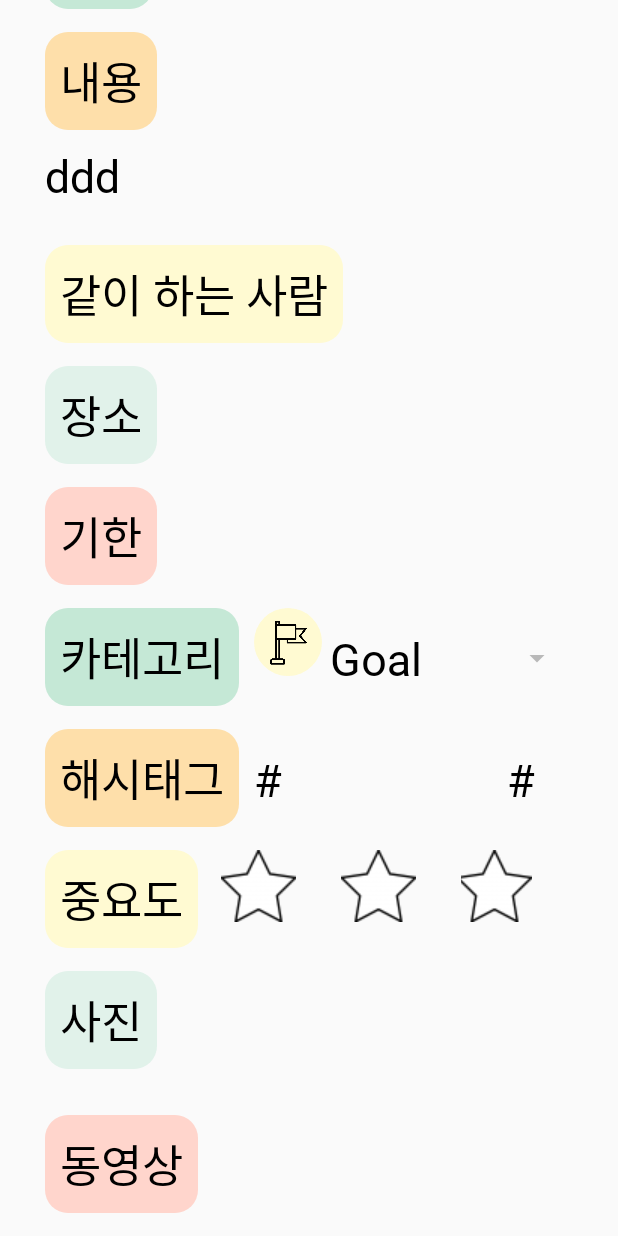
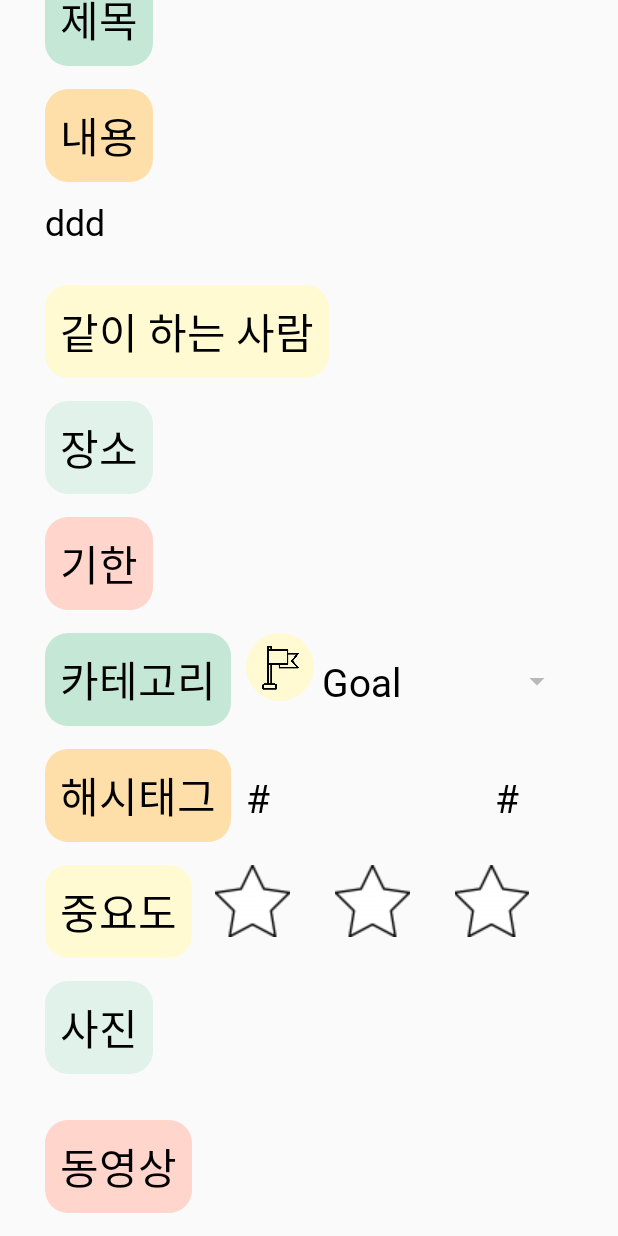
Before and after one commit to HyeranShin/MyBucket, an Android app: the DetailActivity screen opened directly, with no data from a screen before it, on a phone screen of 412 x 824 dp. Run offline under Robolectric (Android 15) with nearby library versions, the phone set to English and light mode, and no system bars; our stand-ins replace CircleImageView; libraries missing offline, so code that uses them is left out: io.realm; pictures from the network do not load; 19 statements that could not run were skipped.

Commit message:
textsize 수정

```diff
--- a/MyBucket/app/src/main/res/layout/activity_detail.xml
+++ b/MyBucket/app/src/main/res/layout/activity_detail.xml
@@ -58,7 +58,7 @@
                     android:layout_height="wrap_content"
                     android:id="@+id/DetailTItleEdit"
                     android:paddingLeft="10dp"
-                    android:textSize="16sp"/>
+                    android:textSize="24sp"/>
             </ViewSwitcher>
         </LinearLayout>
 
@@ -78,7 +78,7 @@
                 android:paddingBottom="10dp"
                 android:paddingLeft="10dp"
                 android:paddingRight="10dp"
-                android:textSize="30sp"
+                android:textSize="28sp"
                 android:fontFamily="@font/nanumsquare_bold"
                 android:textColor="#000000"/>
 
@@ -92,7 +92,7 @@
                     android:id="@+id/DetailContent"
                     android:paddingTop="10dp"
                     android:text="ddd"
-                    android:textSize="30sp"
+                    android:textSize="24sp"
                     android:fontFamily="@font/nanumsquare_regular"
                     android:textColor="#000000"/>
                 <EditText
@@ -104,7 +104,7 @@
                     android:lines="5"
                     android:minLines="1"
                     android:maxLines="8"
-                    android:textSize="30sp"/>
+                    android:textSize="24sp"/>
             </ViewSwitcher>
         </LinearLayout>
 
@@ -124,7 +124,7 @@
                 android:paddingBottom="10dp"
                 android:paddingLeft="10dp"
                 android:paddingRight="10dp"
-                android:textSize="30sp"
+                android:textSize="28sp"
                 android:fontFamily="@font/nanumsquare_bold"
                 android:textColor="#000000"/>
 
@@ -137,7 +137,7 @@
                     android:layout_height="wrap_content"
                     android:id="@+id/DetailPerson"
                     android:paddingLeft="10dp"
-                    android:textSize="30sp"
+                    android:textSize="24sp"
                     android:fontFamily="@font/nanumsquare_regular"
                     android:textColor="#000000"/>
                 <EditText
@@ -145,7 +145,7 @@
                     android:layout_height="wrap_content"
                     android:id="@+id/DetailPersonEdit"
                     android:paddingLeft="10dp"
-                    android:textSize="30sp"/>
+                    android:textSize="24sp"/>
             </ViewSwitcher>
         </LinearLayout>
 
@@ -165,7 +165,7 @@
                 android:paddingBottom="10dp"
                 android:paddingLeft="10dp"
                 android:paddingRight="10dp"
-                android:textSize="30sp"
+                android:textSize="28sp"
                 android:fontFamily="@font/nanumsquare_bold"
                 android:textColor="#000000"/>
 
@@ -178,7 +178,7 @@
                     android:layout_height="wrap_content"
                     android:id="@+id/DetailPlace"
                     android:paddingLeft="10dp"
-                    android:textSize="30sp"
+                    android:textSize="24sp"
                     android:fontFamily="@font/nanumsquare_regular"
                     android:textColor="#000000"/>
                 <EditText
@@ -186,7 +186,7 @@
                     android:layout_height="wrap_content"
                     android:id="@+id/DetailPlaceEdit"
                     android:paddingLeft="10dp"
-                    android:textSize="30sp"/>
+                    android:textSize="24sp"/>
             </ViewSwitcher>
         </LinearLayout>
 
@@ -212,7 +212,7 @@
                     android:paddingBottom="10dp"
                     android:paddingLeft="10dp"
                     android:paddingRight="10dp"
-                    android:textSize="30sp"
+                    android:textSize="28sp"
                     android:fontFamily="@font/nanumsquare_bold"
                     android:textColor="#000000"/>
 
@@ -221,7 +221,7 @@
                     android:layout_height="wrap_content"
                     android:id="@+id/DetailDate"
                     android:layout_marginLeft="10dp"
-                    android:textSize="30sp"
+                    android:textSize="24sp"
                     android:fontFamily="@font/nanumsquare_regular"
                     android:textColor="#000000"/>
 
@@ -282,7 +282,7 @@
                 android:paddingRight="10dp"
                 android:paddingTop="10dp"
                 android:text="카테고리"
-                android:textSize="30sp"
+                android:textSize="28sp"
                 android:fontFamily="@font/nanumsquare_bold"
                 android:textColor="#000000"
                 android:layout_marginRight="10dp"/>
@@ -329,7 +329,7 @@
                 android:paddingBottom="10dp"
                 android:paddingLeft="10dp"
                 android:paddingRight="10dp"
-                android:textSize="30sp"
+                android:textSize="28sp"
                 android:fontFamily="@font/nanumsquare_bold"
                 android:textColor="#000000"/>
 
@@ -338,7 +338,7 @@
                 android:layout_height="wrap_content"
                 android:text="#"
                 android:paddingLeft="10dp"
-                android:textSize="30sp"
+                android:textSize="26sp"
                 android:fontFamily="@font/nanumsquare_regular"
                 android:textColor="#000000"/>
 
@@ -351,7 +351,7 @@
                     android:layout_width="150dp"
                     android:layout_height="wrap_content"
                     android:id="@+id/DetailHashtag1"
-                    android:textSize="30sp"
+                    android:textSize="24sp"
                     android:fontFamily="@font/nanumsquare_regular"
                     android:textColor="#000000"/>
 
@@ -359,13 +359,13 @@
                     android:layout_width="150dp"
                     android:layout_height="wrap_content"
                     android:id="@+id/HastTag1EditText"
-                    android:textSize="30sp"/>
+                    android:textSize="24sp"/>
             </ViewSwitcher>
             <TextView
                 android:layout_width="wrap_content"
                 android:layout_height="wrap_content"
                 android:text="#"
-                android:textSize="30sp"
+                android:textSize="26sp"
                 android:fontFamily="@font/nanumsquare_regular"
                 android:textColor="#000000"/>
 
@@ -377,7 +377,7 @@
                     android:layout_width="150dp"
                     android:layout_height="wrap_content"
                     android:id="@+id/DetailHashtag2"
-                    android:textSize="30sp"
+                    android:textSize="24sp"
                     android:fontFamily="@font/nanumsquare_regular"
                     android:textColor="#000000"/>
 
@@ -385,13 +385,13 @@
                     android:layout_width="150dp"
                     android:layout_height="wrap_content"
                     android:id="@+id/HastTag2EditText"
-                    android:textSize="30sp"/>
+                    android:textSize="24sp"/>
             </ViewSwitcher>
             <TextView
                 android:layout_width="wrap_content"
                 android:layout_height="wrap_content"
                 android:text="#"
-                android:textSize="30sp"
+                android:textSize="26sp"
                 android:fontFamily="@font/nanumsquare_regular"
                 android:textColor="#000000"/>
 
@@ -403,7 +403,7 @@
                     android:layout_width="150dp"
                     android:layout_height="wrap_content"
                     android:id="@+id/DetailHashtag3"
-                    android:textSize="30sp"
+                    android:textSize="24sp"
                     android:fontFamily="@font/nanumsquare_regular"
                     android:textColor="#000000"/>
 
@@ -411,7 +411,7 @@
                     android:layout_width="150dp"
                     android:layout_height="wrap_content"
                     android:id="@+id/HashTag3EditText"
-                    android:textSize="30sp"/>
+                    android:textSize="24sp"/>
             </ViewSwitcher>
         </LinearLayout>
 
@@ -432,7 +432,7 @@
                 android:paddingLeft="10dp"
                 android:paddingRight="10dp"
                 android:layout_marginRight="15dp"
-                android:textSize="30sp"
+                android:textSize="28sp"
                 android:fontFamily="@font/nanumsquare_bold"
                 android:textColor="#000000"/>
 
@@ -493,7 +493,7 @@
                 android:paddingBottom="10dp"
                 android:paddingLeft="10dp"
                 android:paddingRight="10dp"
-                android:textSize="30sp"
+                android:textSize="28sp"
                 android:fontFamily="@font/nanumsquare_bold"
                 android:textColor="#000000"/>
 
@@ -543,7 +543,7 @@
                 android:paddingBottom="10dp"
                 android:paddingLeft="10dp"
                 android:paddingRight="10dp"
-                android:textSize="30sp"
+                android:textSize="28sp"
                 android:fontFamily="@font/nanumsquare_bold"
                 android:textColor="#000000"/>
 
@@ -591,7 +591,7 @@
                 android:paddingBottom="10dp"
                 android:paddingLeft="10dp"
                 android:paddingRight="10dp"
-                android:textSize="30sp"
+                android:textSize="28sp"
                 android:fontFamily="@font/nanumsquare_bold"
                 android:textColor="#000000"/>
 
@@ -604,7 +604,7 @@
                     android:layout_height="wrap_content"
                     android:id="@+id/DetailOpinion"
                     android:paddingTop="10dp"
-                    android:textSize="30sp"
+                    android:textSize="24sp"
                     android:fontFamily="@font/nanumsquare_regular"
                     android:textColor="#000000"/>
 
@@ -617,7 +617,7 @@
                     android:minLines="2"
                     android:maxLines="8"
                     android:paddingTop="10dp"
-                    android:textSize="30sp"/>
+                    android:textSize="24sp"/>
             </ViewSwitcher>
         </LinearLayout>
 
@@ -641,7 +641,7 @@
                     android:text="modify"
                     android:background="@drawable/bluebutton"
                     android:layout_marginRight="15dp"
-                    android:textSize="30sp"
+                    android:textSize="28sp"
                     android:padding="10dp"
                     android:fontFamily="@font/nanumsquare_bold"
                     android:textColor="#000000"
@@ -653,7 +653,7 @@
                     android:layout_height="wrap_content"
                     android:text="save"
                     android:background="@drawable/bluebutton"
-                    android:textSize="30sp"
+                    android:textSize="28sp"
                     android:padding="10dp"
                     android:fontFamily="@font/nanumsquare_bold"
                     android:textColor="#000000"
@@ -666,7 +666,7 @@
                 android:layout_height="wrap_content"
                 android:text="Delete"
                 android:background="@drawable/bluebutton"
-                android:textSize="30sp"
+                android:textSize="28sp"
                 android:padding="10dp"
                 android:fontFamily="@font/nanumsquare_bold"
                 android:textColor="#000000"
@@ -686,7 +686,7 @@
                 android:layout_height="wrap_content"
                 android:text="진행중으로 변경"
                 android:background="@drawable/redbutton"
-                android:textSize="30sp"
+                android:textSize="28sp"
                 android:padding="10dp"
                 android:fontFamily="@font/nanumsquare_bold"
                 android:textColor="#000000"
--- a/MyBucket/app/src/main/res/layout/fragment_add.xml
+++ b/MyBucket/app/src/main/res/layout/fragment_add.xml
@@ -120,7 +120,60 @@
 
     </LinearLayout>
 
-    <LinearLayout
+            <LinearLayout
+                android:layout_width="match_parent"
+                android:layout_height="wrap_content"
+                android:orientation="vertical"
+                android:paddingBottom="15dp"
+                android:paddingLeft="30dp"
+                android:paddingRight="30dp">
+
+                <TextView
+                    android:layout_width="wrap_content"
+                    android:layout_height="wrap_content"
+                    android:fontFamily="@font/nanumsquare_bold"
+                    android:paddingBottom="10dp"
+                    android:text="기한"
+                    android:textColor="#000000"
+                    android:textSize="28sp" />
+
+                <LinearLayout
+                    android:layout_width="wrap_content"
+                    android:layout_height="wrap_content"
+                    android:orientation="horizontal">
+
+                    <DatePicker
+                        android:id="@+id/datepicker_start_add"
+                        android:layout_width="wrap_content"
+                        android:layout_height="wrap_content"
+                        android:calendarViewShown="false"
+                        android:datePickerMode="spinner"
+                        android:theme="@style/DatepickerStyle" />
+
+                    <TextView
+                        android:layout_width="wrap_content"
+                        android:layout_height="wrap_content"
+                        android:fontFamily="@font/nanumsquare_regular"
+                        android:paddingBottom="100dp"
+                        android:paddingLeft="20dp"
+                        android:paddingRight="20dp"
+                        android:paddingTop="100dp"
+                        android:text="-"
+                        android:textColor="#000000" />
+
+                    <DatePicker
+                        android:id="@+id/datepicker_end_add"
+                        android:layout_width="wrap_content"
+                        android:layout_height="wrap_content"
+                        android:calendarViewShown="false"
+                        android:datePickerMode="spinner"
+                        android:theme="@style/DatepickerStyle" />
+
+                </LinearLayout>
+
+            </LinearLayout>
+
+            <LinearLayout
         android:layout_width="match_parent"
         android:layout_height="wrap_content"
         android:orientation="horizontal"
@@ -150,60 +203,7 @@
 
     </LinearLayout>
 
-    <LinearLayout
-        android:layout_width="match_parent"
-        android:layout_height="wrap_content"
-        android:orientation="vertical"
-        android:paddingBottom="15dp"
-        android:paddingLeft="30dp"
-        android:paddingRight="30dp">
-
-        <TextView
-            android:layout_width="wrap_content"
-            android:layout_height="wrap_content"
-            android:text="기한"
-            android:paddingBottom="10dp"
-            android:textSize="28sp"
-            android:fontFamily="@font/nanumsquare_bold"
-            android:textColor="#000000"/>
-
-        <LinearLayout
-            android:layout_width="wrap_content"
-            android:layout_height="wrap_content"
-            android:orientation="horizontal">
-
-            <DatePicker
-                android:id="@+id/datepicker_start_add"
-                android:layout_width="wrap_content"
-                android:layout_height="wrap_content"
-                android:calendarViewShown="false"
-                android:datePickerMode="spinner"
-                android:theme="@style/DatepickerStyle" />
-
-            <TextView
-                android:layout_width="wrap_content"
-                android:layout_height="wrap_content"
-                android:text="-"
-                android:paddingLeft="20dp"
-                android:paddingRight="20dp"
-                android:paddingTop="100dp"
-                android:paddingBottom="100dp"
-                android:fontFamily="@font/nanumsquare_regular"
-                android:textColor="#000000"/>
-
-            <DatePicker
-                android:id="@+id/datepicker_end_add"
-                android:layout_width="wrap_content"
-                android:layout_height="wrap_content"
-                android:calendarViewShown="false"
-                android:datePickerMode="spinner"
-                android:theme="@style/DatepickerStyle"/>
-
-        </LinearLayout>
-
-    </LinearLayout>
-
-    <LinearLayout
+            <LinearLayout
         android:layout_width="match_parent"
         android:layout_height="wrap_content"
         android:orientation="horizontal"
@@ -322,7 +322,8 @@
             android:paddingRight="10dp"
             android:textSize="28sp"
             android:fontFamily="@font/nanumsquare_bold"
-            android:textColor="#000000"/>
+            android:textColor="#000000"
+            android:layout_gravity="center_vertical"/>
 
         <ImageButton
             android:layout_width="wrap_content"
--- a/MyBucket/app/src/main/res/layout/spinner_item.xml
+++ b/MyBucket/app/src/main/res/layout/spinner_item.xml
@@ -3,7 +3,7 @@
     xmlns:android="http://schemas.android.com/apk/res/android"
     android:layout_height="wrap_content"
     android:layout_width="match_parent"
-    android:textSize="30sp"
+    android:textSize="26sp"
     android:padding="5dp"
     android:fontFamily="@font/nanumsquare_regular"
     android:textColor="#000000"/>
```
